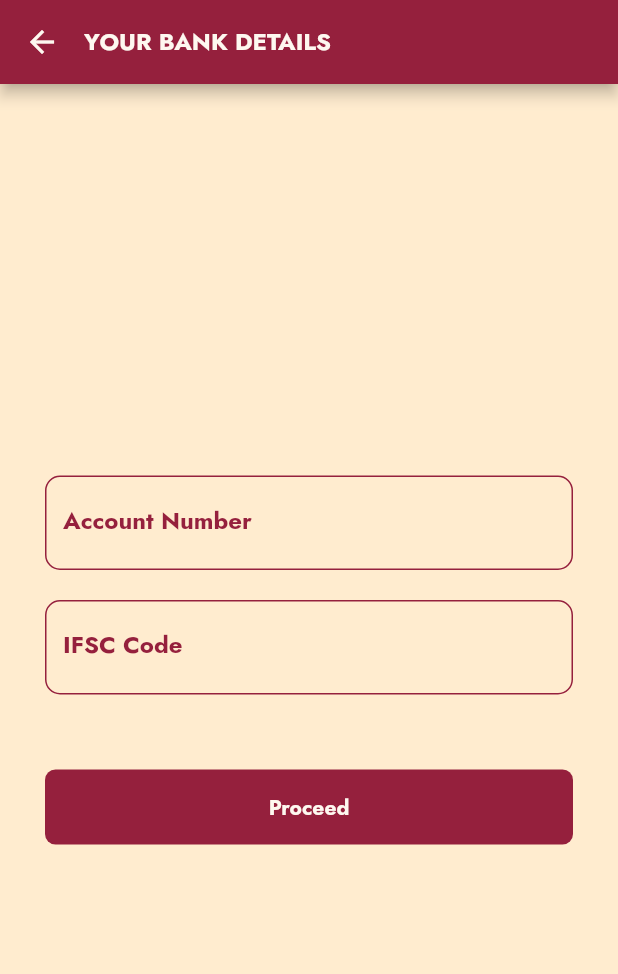
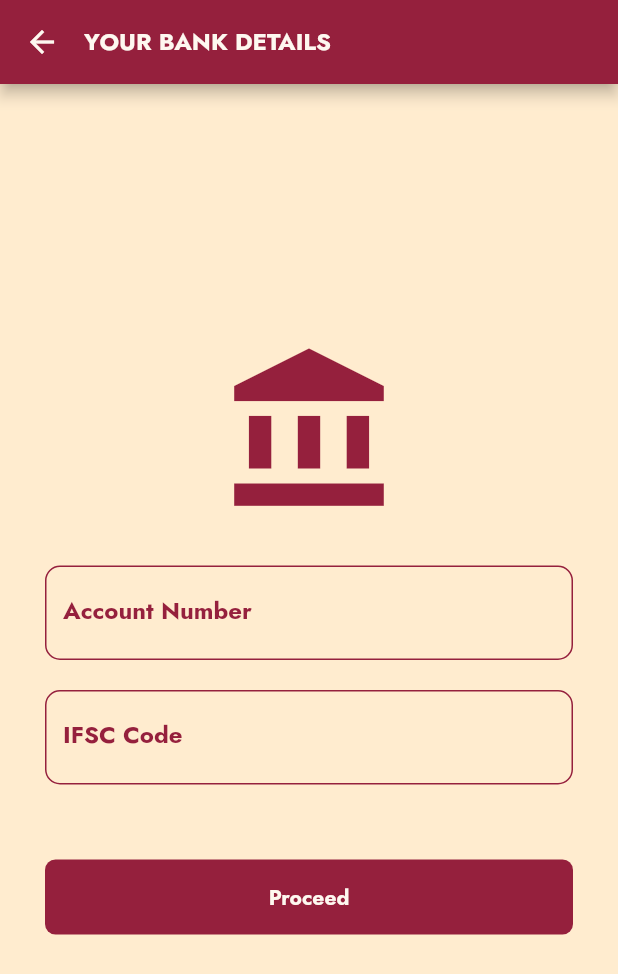
Before and after one commit to Recker4244/bksApp, a Flutter app: the BankDetails screen opened directly, on a phone screen of 412 x 824 dp. Shown: the top 974 px of the screen. Run offline on Flutter 3.47's test engine with Material 2 defaults, Android fonts, the phone set to English and light mode, and no system bars; our stand-ins replace another_flushbar, carousel_slider, firebase_core, firebase_messaging, flutter_bloc, flutter_countdown_timer and 18 more; missing offline and left inert: clipboard, dart:js, firebase_analytics_web, firebase_core_web, firebase_messaging_web, image_picker_for_web and 4 more; accounts and stored records are empty; network calls fail.

Commit message:
ui change by sumit

```diff
--- a/lib/pages/profile/bank_details.dart
+++ b/lib/pages/profile/bank_details.dart
@@ -486,7 +486,18 @@ class _BankDetailsState extends State<BankDetails> {
           onPressed: () => Navigator.pop(context),
         ),
       ),
-      body: bankDetail(),
+      body: Column(
+        crossAxisAlignment: CrossAxisAlignment.center,
+        mainAxisAlignment: MainAxisAlignment.center,
+        children: [
+          Icon(
+            Icons.account_balance,
+            color: primaryColor,
+            size: 120,
+          ),
+          bankDetail(),
+        ],
+      ),
     );
   }
 
```
Also changed, not shown: lib/pages/home/byValue_Stan.dart (+15 -5 lines), lib/pages/home/byWeightStandard.dart (+19 -5 lines), lib/pages/home/home.dart (+6 -2 lines).
